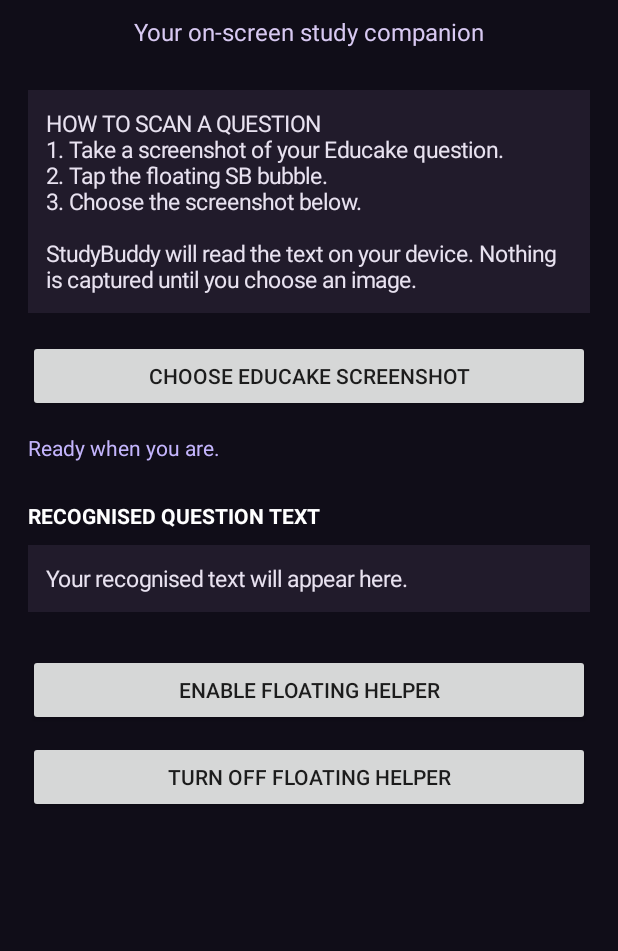
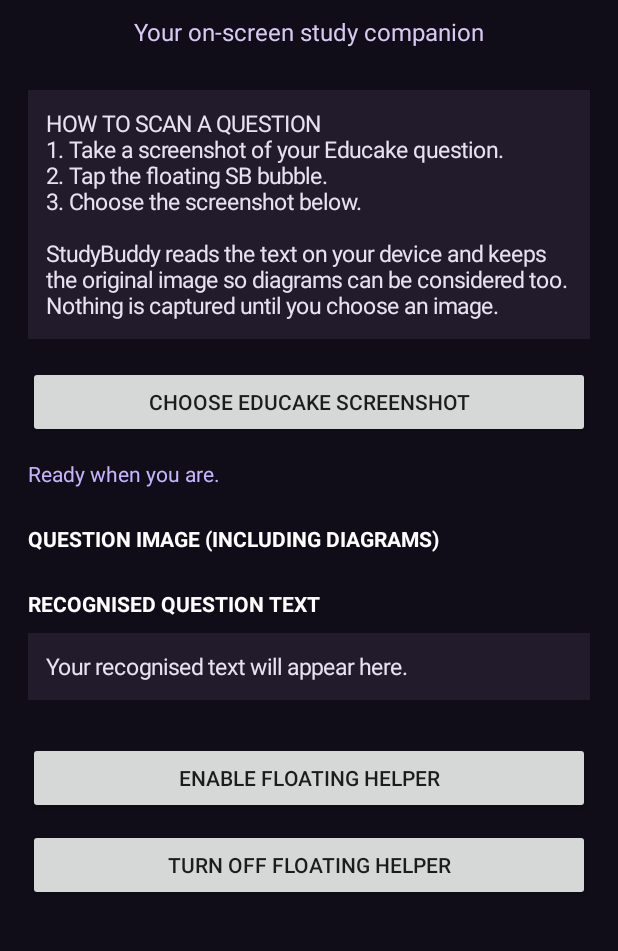
Before and after one commit to Crispy8564/StudyBuddy-V2, an Android app: the screen it shows after launch (MainActivity), on a phone screen of 412 x 824 dp, the part 107-1058 px from its top. Run offline under Robolectric (Android 15) with nearby library versions, the phone set to English and light mode, and no system bars; libraries missing offline, so code that uses them is left out: com.google.mlkit.vision; 1 statement that could not run was skipped.

Commit message:
Keep selected question screenshot with OCR text

```diff
--- a/app/src/main/java/com/studybuddy/app/MainActivity.java
+++ b/app/src/main/java/com/studybuddy/app/MainActivity.java
@@ -3,13 +3,16 @@ package com.studybuddy.app;
 import android.app.Activity;
 import android.content.Intent;
 import android.graphics.Bitmap;
+import android.graphics.BitmapFactory;
 import android.graphics.Color;
 import android.net.Uri;
 import android.os.Bundle;
 import android.provider.Settings;
 import android.view.Gravity;
+import android.view.View;
 import android.view.ViewGroup;
 import android.widget.Button;
+import android.widget.ImageView;
 import android.widget.LinearLayout;
 import android.widget.ScrollView;
 import android.widget.TextView;
@@ -22,6 +25,7 @@ import com.google.mlkit.vision.text.TextRecognizer;
 import com.google.mlkit.vision.text.latin.TextRecognizerOptions;
 
 import java.io.IOException;
+import java.io.InputStream;
 
 public class MainActivity extends Activity {
     private static final int OVERLAY_PERMISSION_REQUEST = 4101;
@@ -30,8 +34,10 @@ public class MainActivity extends Activity {
     private LinearLayout root;
     private TextView status;
     private TextView extractedText;
+    private ImageView screenshotPreview;
     private Button chooseScreenshot;
     private TextRecognizer recognizer;
+    private Bitmap selectedScreenshot;
 
     @Override
     protected void onCreate(Bundle savedInstanceState) {
@@ -65,7 +71,7 @@ public class MainActivity extends Activity {
         addTopSpace(subtitle, 10);
 
         TextView instructions = new TextView(this);
-        instructions.setText("HOW TO SCAN A QUESTION\n1. Take a screenshot of your Educake question.\n2. Tap the floating SB bubble.\n3. Choose the screenshot below.\n\nStudyBuddy will read the text on your device. Nothing is captured until you choose an image.");
+        instructions.setText("HOW TO SCAN A QUESTION\n1. Take a screenshot of your Educake question.\n2. Tap the floating SB bubble.\n3. Choose the screenshot below.\n\nStudyBuddy reads the text on your device and keeps the original image so diagrams can be considered too. Nothing is captured until you choose an image.");
         instructions.setTextColor(0xFFE8E2F0);
         instructions.setTextSize(15);
         instructions.setPadding(18, 18, 18, 18);
@@ -83,12 +89,27 @@ public class MainActivity extends Activity {
         status.setTextSize(14);
         addTopSpace(status, 14);
 
+        TextView imageHeading = new TextView(this);
+        imageHeading.setText("QUESTION IMAGE (INCLUDING DIAGRAMS)");
+        imageHeading.setTextColor(Color.WHITE);
+        imageHeading.setTextSize(14);
+        imageHeading.setTypeface(null, android.graphics.Typeface.BOLD);
+        addTopSpace(imageHeading, 24);
+
+        screenshotPreview = new ImageView(this);
+        screenshotPreview.setAdjustViewBounds(true);
+        screenshotPreview.setScaleType(ImageView.ScaleType.FIT_CENTER);
+        screenshotPreview.setMaxHeight(dp(320));
+        screenshotPreview.setVisibility(View.GONE);
+        screenshotPreview.setBackgroundColor(0xFF211B2B);
+        addTopSpace(screenshotPreview, 10);
+
         TextView resultHeading = new TextView(this);
         resultHeading.setText("RECOGNISED QUESTION TEXT");
-        resultHeading.setTextColor(0xFFFFFFFF);
+        resultHeading.setTextColor(Color.WHITE);
         resultHeading.setTextSize(14);
         resultHeading.setTypeface(null, android.graphics.Typeface.BOLD);
-        addTopSpace(resultHeading, 26);
+        addTopSpace(resultHeading, 24);
 
         extractedText = new TextView(this);
         extractedText.setText("Your recognised text will appear here.");
@@ -114,7 +135,7 @@ public class MainActivity extends Activity {
         setContentView(scroll);
     }
 
-    private void addTopSpace(android.view.View view, int top) {
+    private void addTopSpace(View view, int top) {
         LinearLayout.LayoutParams params = new LinearLayout.LayoutParams(-1, -2);
         params.topMargin = dp(top);
         root.addView(view, params);
@@ -147,15 +168,25 @@ public class MainActivity extends Activity {
     }
 
     private void readScreenshot(Uri imageUri) {
-        status.setText("Reading screenshot on this device…");
+        status.setText("Opening screenshot on this device…");
         chooseScreenshot.setEnabled(false);
-        try {
-            Bitmap bitmap = android.provider.MediaStore.Images.Media.getBitmap(getContentResolver(), imageUri);
-            InputImage image = InputImage.fromBitmap(bitmap, 0);
+        try (InputStream stream = getContentResolver().openInputStream(imageUri)) {
+            if (stream == null) throw new IOException("Image stream unavailable");
+            Bitmap bitmap = BitmapFactory.decodeStream(stream);
+            if (bitmap == null) throw new IOException("Image could not be decoded");
+            if (selectedScreenshot != null && !selectedScreenshot.isRecycled()) {
+                selectedScreenshot.recycle();
+            }
+            selectedScreenshot = bitmap;
+            screenshotPreview.setImageBitmap(selectedScreenshot);
+            screenshotPreview.setVisibility(View.VISIBLE);
+
+            status.setText("Image loaded. Reading question text…");
+            InputImage image = InputImage.fromBitmap(selectedScreenshot, 0);
             recognizer.process(image)
                 .addOnSuccessListener(result -> showRecognisedText(result))
                 .addOnFailureListener(error -> {
-                    status.setText("Couldn't read that image. Try a clearer screenshot.");
+                    status.setText("Image loaded, but text recognition failed. The diagram image is still available above.");
                     Toast.makeText(this, "Text recognition failed.", Toast.LENGTH_LONG).show();
                 })
                 .addOnCompleteListener(task -> chooseScreenshot.setEnabled(true));
@@ -168,10 +199,10 @@ public class MainActivity extends Activity {
     private void showRecognisedText(Text result) {
         String recognised = result.getText();
         if (recognised == null || recognised.trim().isEmpty()) {
-            status.setText("No text found. Try a screenshot where the question is clear.");
-            extractedText.setText("No text was detected.");
+            status.setText("Image loaded. No text found, but the diagram is still available above.");
+            extractedText.setText("No text was detected in this screenshot.");
         } else {
-            status.setText("Screenshot read successfully.");
+            status.setText("Screenshot image and text loaded successfully.");
             extractedText.setText(recognised);
         }
     }
@@ -192,6 +223,9 @@ public class MainActivity extends Activity {
     @Override
     protected void onDestroy() {
         if (recognizer != null) recognizer.close();
+        if (selectedScreenshot != null && !selectedScreenshot.isRecycled()) {
+            selectedScreenshot.recycle();
+        }
         super.onDestroy();
     }
 }
```
